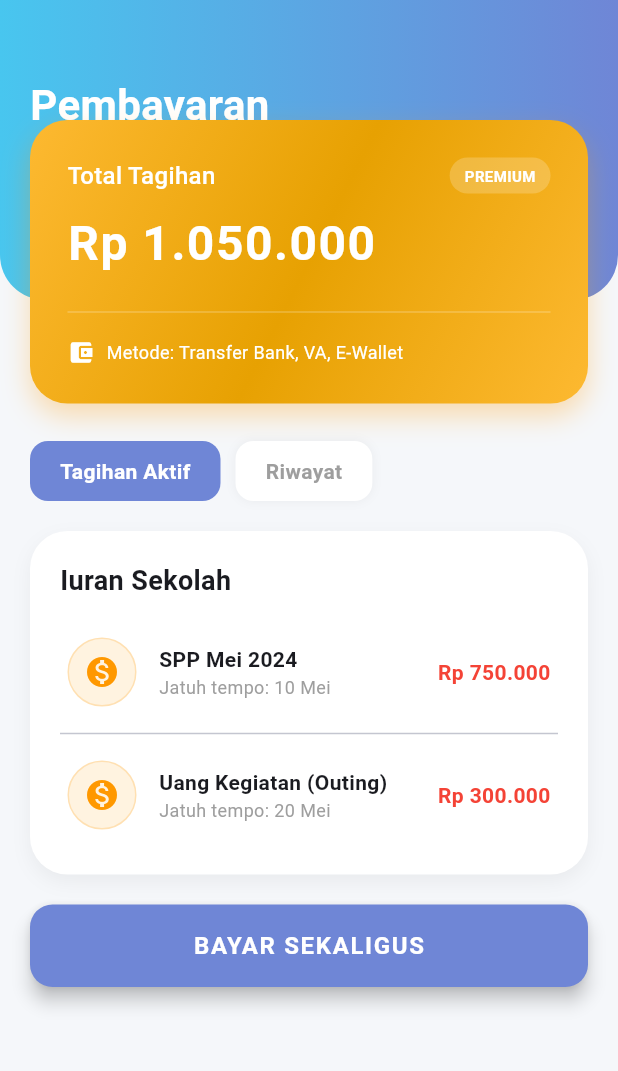
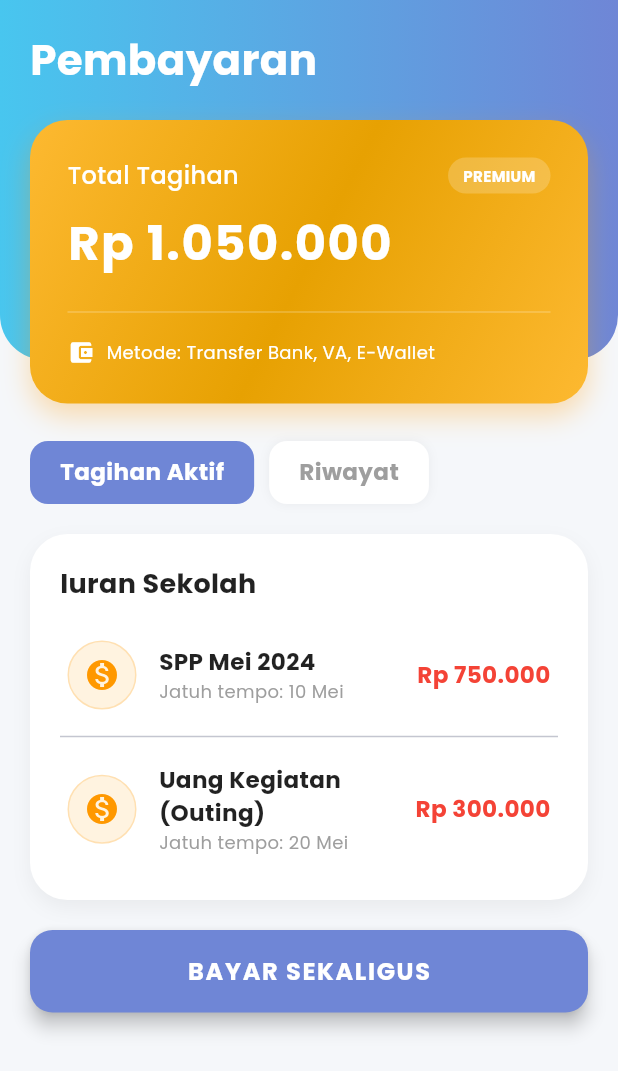
Before and after one commit to blznqhtn/SatuSekolah, a Flutter app: the BayarScreen screen opened directly, on a phone screen of 412 x 824 dp. Shown: the top 1071 px of the screen. Run offline on Flutter 3.47's test engine with Material 3 defaults, Android fonts, the phone set to English and light mode, and no system bars; our stand-ins replace google_fonts; network calls fail.

Commit message:
Mengubah font global, merapikan header UI, dan update gitignore

```diff
--- a/lib/screens/bayar_screen.dart
+++ b/lib/screens/bayar_screen.dart
@@ -159,21 +159,25 @@ class BayarScreen extends StatelessWidget {
   // HELPER: Judul Halaman
   Widget _buildHeader(String title) {
     return Container(
-      height: 200,
+      height: 240, // 1. Perbesar sedikit tinggi background birunya
       width: double.infinity,
       decoration: const BoxDecoration(
-        gradient:
-            LinearGradient(colors: [Color(0xFF48C6EF), Color(0xFF6F86D6)]),
+        gradient: LinearGradient(colors: [Color(0xFF48C6EF), Color(0xFF6F86D6)]),
         borderRadius: BorderRadius.only(
-            bottomLeft: Radius.circular(30), bottomRight: Radius.circular(30)),
+          bottomLeft: Radius.circular(30),
+          bottomRight: Radius.circular(30),
+        ),
       ),
-      child: Padding(
-        padding: const EdgeInsets.only(top: 50, left: 20),
-        child: Text(title,
-            style: const TextStyle(
-                color: Colors.white,
-                fontSize: 28,
-                fontWeight: FontWeight.bold)),
+      // 2. Bungkus dengan SafeArea agar teks aman dari poni kamera
+      child: SafeArea(
+        bottom: false,
+        child: Padding(
+          padding: const EdgeInsets.only(top: 20, left: 20), // Jarak lega dari atas
+          child: Text(
+            title,
+            style: const TextStyle(color: Colors.white, fontSize: 28, fontWeight: FontWeight.bold)
+          ),
+        ),
       ),
     );
   }
--- a/lib/screens/beranda_screen.dart
+++ b/lib/screens/beranda_screen.dart
@@ -28,7 +28,8 @@ class BerandaScreen extends StatelessWidget {
           // 2. Content
           SafeArea(
             child: SingleChildScrollView(
-              padding: const EdgeInsets.symmetric(horizontal: 20),
+              // PERBAIKAN: Ganti padding horizontal menjadi fromLTRB untuk menambah jarak atas
+              padding: const EdgeInsets.fromLTRB(20, 20, 20, 20),
               child: Column(
                 crossAxisAlignment: CrossAxisAlignment.start,
                 children: [
--- a/pubspec.yaml
+++ b/pubspec.yaml
@@ -2,7 +2,7 @@ name: aplikasi_mobile_ortu
 description: "A new Flutter project."
 # The following line prevents the package from being accidentally published to
 # pub.dev using `flutter pub publish`. This is preferred for private packages.
-publish_to: 'none' # Remove this line if you wish to publish to pub.dev
+publish_to: "none" # Remove this line if you wish to publish to pub.dev
 
 # The following defines the version and build number for your application.
 # A version number is three numbers separated by dots, like 1.2.43
@@ -30,6 +30,7 @@ environment:
 dependencies:
   flutter:
     sdk: flutter
+  google_fonts: ^6.2.1
 
   # The following adds the Cupertino Icons font to your application.
   # Use with the CupertinoIcons class for iOS style icons.
@@ -51,7 +52,6 @@ dev_dependencies:
 
 # The following section is specific to Flutter packages.
 flutter:
-
   # The following line ensures that the Material Icons font is
   # included with your application, so that you can use the icons in
   # the material Icons class.
```
Also changed, not shown: lib/main.dart (+10 -1 lines), lib/screens/akun_screen.dart (+15 -11 lines), lib/screens/nilai_screen.dart (+12 -10 lines), lib/screens/pantau_screen.dart (+15 -11 lines), pubspec.lock, 4 other files.
